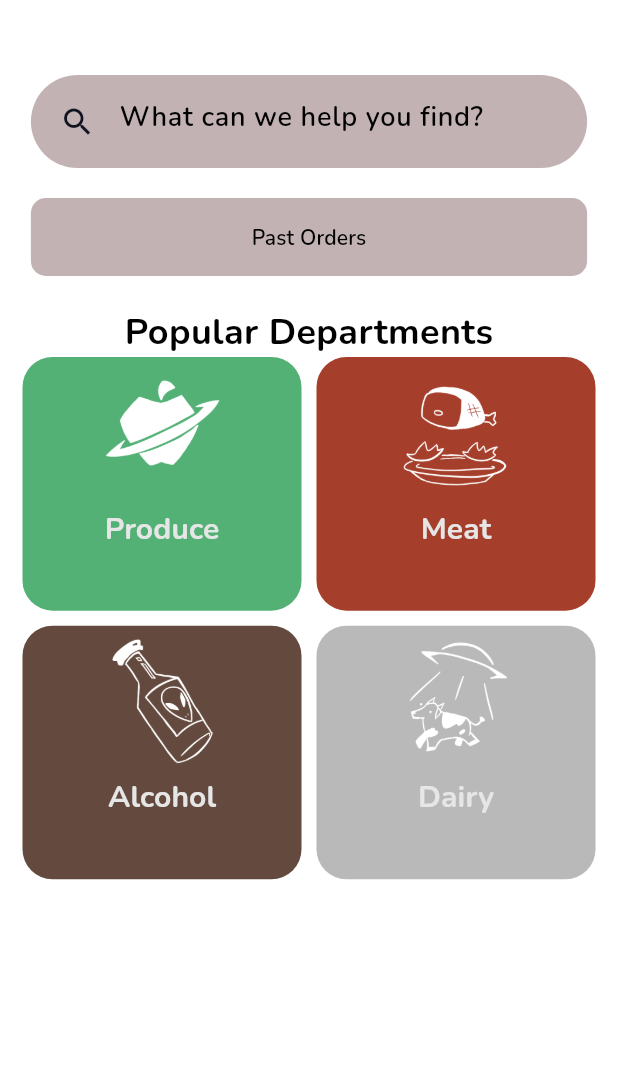
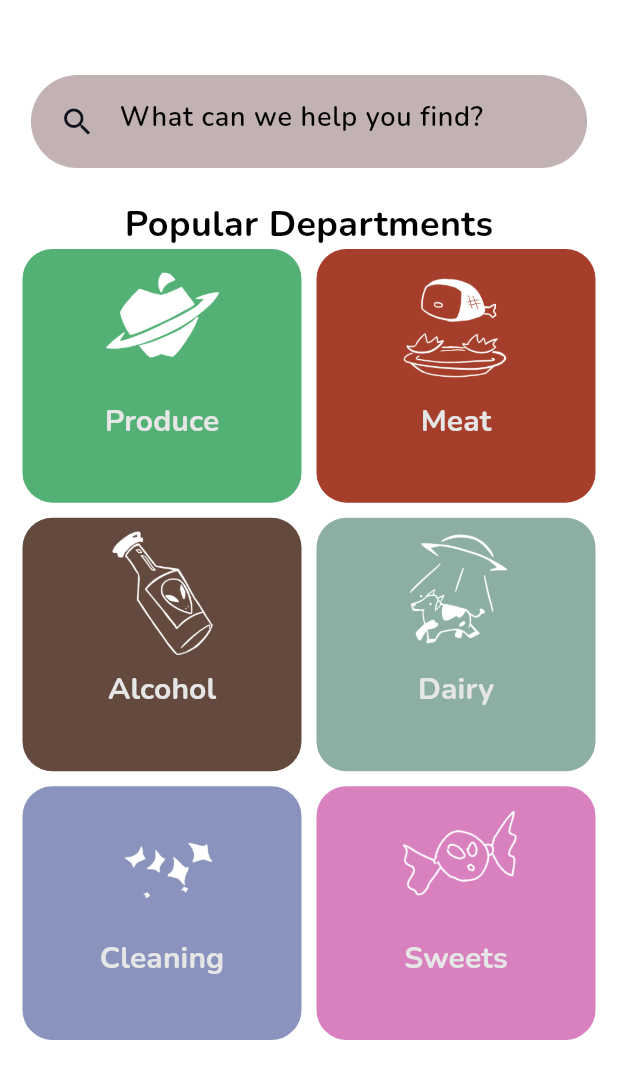
Before and after one commit to csc190mothership/mothership-app, a Flutter app: the Shop screen opened directly, on a phone screen of 412 x 824 dp. Shown: the top 1079 px of the screen. Run offline on Flutter 3.47's test engine with Material 3 defaults, Android fonts, the phone set to English and light mode, and no system bars; our stand-ins replace flutter_dotenv, google_sign_in, page_transition, supabase_flutter, transparent_image, video_player; missing offline and left inert: flutter_stripe, oauth2; accounts and stored records are empty; network calls fail.

Commit message:
mothership!! connection

```diff
--- a/lib/screens/cart.dart
+++ b/lib/screens/cart.dart
@@ -99,6 +99,7 @@ class CartModel with ChangeNotifier {
   void addItemToCart(Product item) {
     if (isItemInCart(item) == false) {
       cartItems.add(item);
+      incrementItemQuantity(item); // Call incrementItemQuantity to set the quantity to 1 (if it's not null
       notifyListeners();
       uploadCartData(); // Call uploadCartData to save changes to the database
     }
--- a/lib/screens/shop.dart
+++ b/lib/screens/shop.dart
@@ -60,6 +60,7 @@ class _ShopState extends State<Shop> {
             Row(
               mainAxisAlignment: MainAxisAlignment.spaceEvenly,
               children: [
+                /*
                 ElevatedButton(
                   style: ElevatedButton.styleFrom(
                     elevation: 0,
@@ -78,10 +79,9 @@ class _ShopState extends State<Shop> {
                   },
                   child: Text("Past Orders",
                       style: TextStyle(color: Colors.black)),
-                ),
+                ),*/
               ],
             ),
-            SizedBox(height: 20),
             Text(
               "Popular Departments",
               style: TextStyle(
@@ -90,7 +90,7 @@ class _ShopState extends State<Shop> {
               ),
             ),
             Container(
-              height: 400,
+              height: 600,
               child: Padding(
                 padding: EdgeInsets.symmetric(horizontal: 15),
                 child: SingleChildScrollView(
@@ -120,10 +120,20 @@ class _ShopState extends State<Shop> {
                         PushSpecialShop(
                             "Alcohol", "Beer", "Wine", "Josh", "Hard Seltzer");
                       }),
-                      SpecialShopButton(Color.fromARGB(255, 185, 185, 185),
+                      SpecialShopButton(Color.fromARGB(255, 140, 175, 162),
                           "Dairy", "assets/images/dairy.png", () {
                         PushSpecialShop(
                             "Dairy", "Milk", "Yogurt", "Ice Cream", "Cheese");
+                      }),
+                      SpecialShopButton(Color.fromARGB(255, 137, 147, 189),
+                          "Cleaning", "assets/images/cleaning.png", () {
+                        PushSpecialShop(
+                          "Cleaning", "Detergent", "Bleach", "Vinegar", "Soap");
+                      }),
+                      SpecialShopButton(Color.fromARGB(255, 216, 129, 190),
+                          "Sweets", "assets/images/candy.png", () {
+                        PushSpecialShop(
+                          "Sweets", "Cookies", "Chocolate", "Gummy", "Gum");
                       }),
                     ],
                   ),
--- a/lib/utilities/product.dart
+++ b/lib/utilities/product.dart
@@ -7,13 +7,13 @@ class Product {
   final String name;
   final String imageURL;
   final double price;
-  int? quantity = 1;
+  int quantity = 1;
 
   Product(
       {required this.name,
       required this.imageURL,
       required this.price,
-      this.quantity});
+      required this.quantity});
 
   // Convert Product instance to JSON format
   Map<String, dynamic> toJson() {
@@ -61,6 +61,7 @@ class Product {
     return Product(
       name: json['description'] ?? 'No name',
       imageURL: imageURL,
+      quantity: 0,
       price: price,
     );
   }
```
Also changed, not shown: assets/images/candy.png (added), assets/images/cleaning.png (added).
